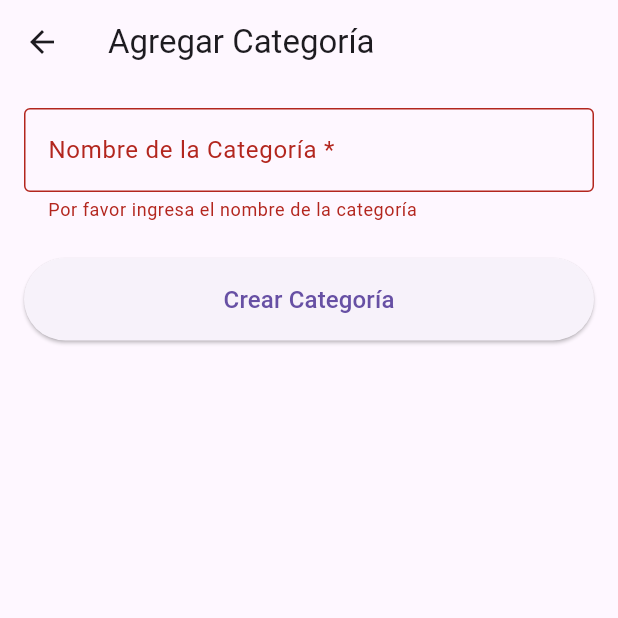
After one commit to jpjaramillov90/local_api_consumption, a Flutter app: the AddCategoryScreen screen opened directly, after a tap on "Crear Categoría", on a phone screen of 412 x 824 dp, the top half of it. The commit adds this screen. Run offline on Flutter 3.47's test engine with Material 3 defaults, Android fonts, the phone set to English and light mode, and no system bars.

Commit message:
add model category and change in products views

```diff
--- a/lib/main.dart
+++ b/lib/main.dart
@@ -1,6 +1,7 @@
 import 'package:flutter/material.dart';
 import 'screens/home_screen.dart';
 import 'screens/product_list_screen.dart';
+import 'screens/category_list_screen.dart';
 
 void main() {
   runApp(const MyApp());
@@ -18,6 +19,7 @@ class MyApp extends StatelessWidget {
       routes: {
         '/': (context) => const HomeScreen(),
         '/products': (context) => const ProductListScreen(),
+        '/categories': (context) => const CategoryListScreen(),
       },
       debugShowCheckedModeBanner: false,
     );
--- /dev/null
+++ b/lib/models/categoria.dart
@@ -0,0 +1,38 @@
+class Categoria {
+  final int idCategoria;
+  final String nombreCategoria;
+
+  Categoria({required this.idCategoria, required this.nombreCategoria});
+
+  factory Categoria.fromJson(Map<String, dynamic> json) {
+    return Categoria(
+      idCategoria: json['idCategoria'] ?? 0,
+      nombreCategoria: json['nombreCategoria'] ?? '',
+    );
+  }
+
+  Map<String, dynamic> toJson() {
+    return {'idCategoria': idCategoria, 'nombreCategoria': nombreCategoria};
+  }
+
+  Categoria copyWith({int? idCategoria, String? nombreCategoria}) {
+    return Categoria(
+      idCategoria: idCategoria ?? this.idCategoria,
+      nombreCategoria: nombreCategoria ?? this.nombreCategoria,
+    );
+  }
+
+  @override
+  String toString() {
+    return nombreCategoria;
+  }
+
+  @override
+  bool operator ==(Object other) {
+    if (identical(this, other)) return true;
+    return other is Categoria && other.idCategoria == idCategoria;
+  }
+
+  @override
+  int get hashCode => idCategoria.hashCode;
+}
--- a/lib/models/producto.dart
+++ b/lib/models/producto.dart
@@ -2,7 +2,8 @@ class Producto {
   final int idProducto;
   final String? codigoBarra;
   final String nombre;
-  final String? categoria;
+  final int? idCategoriaProductos;
+  final String? categoriaNombre;
   final String? marca;
   final double precio;
 
@@ -10,7 +11,8 @@ class Producto {
     required this.idProducto,
     this.codigoBarra,
     required this.nombre,
-    this.categoria,
+    this.idCategoriaProductos,
+    this.categoriaNombre,
     this.marca,
     required this.precio,
   });
@@ -20,7 +22,8 @@ class Producto {
       idProducto: json['IdProducto'] ?? 0,
       codigoBarra: json['CodigoBarra'],
       nombre: json['Nombre'] ?? '',
-      categoria: json['Categoria'],
+      idCategoriaProductos: json['idCategoriaProductos'],
+      categoriaNombre: json['categoriaNombre'],
       marca: json['Marca'],
       precio: double.tryParse(json['Precio']?.toString() ?? '0') ?? 0.0,
     );
@@ -30,7 +33,7 @@ class Producto {
     return {
       'CodigoBarra': codigoBarra,
       'Nombre': nombre,
-      'Categoria': categoria,
+      'idCategoriaProductos': idCategoriaProductos,
       'Marca': marca,
       'Precio': precio,
     };
@@ -40,7 +43,8 @@ class Producto {
     int? idProducto,
     String? codigoBarra,
     String? nombre,
-    String? categoria,
+    int? idCategoriaProductos,
+    String? categoriaNombre,
     String? marca,
     double? precio,
   }) {
@@ -48,7 +52,8 @@ class Producto {
       idProducto: idProducto ?? this.idProducto,
       codigoBarra: codigoBarra ?? this.codigoBarra,
       nombre: nombre ?? this.nombre,
-      categoria: categoria ?? this.categoria,
+      idCategoriaProductos: idCategoriaProductos ?? this.idCategoriaProductos,
+      categoriaNombre: categoriaNombre ?? this.categoriaNombre,
       marca: marca ?? this.marca,
       precio: precio ?? this.precio,
     );
--- /dev/null
+++ b/lib/screens/add_category_screen.dart
@@ -0,0 +1,111 @@
+import 'package:flutter/material.dart';
+import '../models/categoria.dart';
+import '../services/api_service.dart';
+
+class AddCategoryScreen extends StatefulWidget {
+  const AddCategoryScreen({Key? key}) : super(key: key);
+
+  @override
+  _AddCategoryScreenState createState() => _AddCategoryScreenState();
+}
+
+class _AddCategoryScreenState extends State<AddCategoryScreen> {
+  final _formKey = GlobalKey<FormState>();
+  final ApiService _apiService = ApiService();
+  bool _isLoading = false;
+
+  final TextEditingController _nombreController = TextEditingController();
+
+  Future<void> _submitForm() async {
+    if (_formKey.currentState!.validate()) {
+      setState(() {
+        _isLoading = true;
+      });
+
+      try {
+        final nuevaCategoria = Categoria(
+          idCategoria: 0,
+          nombreCategoria: _nombreController.text,
+        );
+
+        await _apiService.createCategoria(nuevaCategoria);
+
+        if (mounted) {
+          ScaffoldMessenger.of(context).showSnackBar(
+            const SnackBar(content: Text('Categoría creada correctamente')),
+          );
+          Navigator.pop(context, true);
+        }
+      } catch (e) {
+        if (mounted) {
+          ScaffoldMessenger.of(context).showSnackBar(
+            SnackBar(content: Text('Error al crear categoría: $e')),
+          );
+        }
+      } finally {
+        if (mounted) {
+          setState(() {
+            _isLoading = false;
+          });
+        }
+      }
+    }
+  }
+
+  @override
+  Widget build(BuildContext context) {
+    return Scaffold(
+      appBar: AppBar(title: const Text('Agregar Categoría')),
+      body: Padding(
+        padding: const EdgeInsets.all(16),
+        child: Form(
+          key: _formKey,
+          child: Column(
+            children: [
+              TextFormField(
+                controller: _nombreController,
+                decoration: const InputDecoration(
+                  labelText: 'Nombre de la Categoría *',
+                  border: OutlineInputBorder(),
+                  hintText: 'Ej: Electrónicos, Ropa, Hogar...',
+                ),
+                validator: (value) {
+                  if (value == null || value.isEmpty) {
+                    return 'Por favor ingresa el nombre de la categoría';
+                  }
+                  if (value.length < 2) {
+                    return 'El nombre debe tener al menos 2 caracteres';
+                  }
+                  return null;
+                },
+              ),
+              const SizedBox(height: 24),
+              _isLoading
+                  ? const Center(child: CircularProgressIndicator())
+                  : ElevatedButton(
+                      onPressed: _submitForm,
+                      style: ElevatedButton.styleFrom(
+                        padding: const EdgeInsets.symmetric(
+                          horizontal: 40,
+                          vertical: 16,
+                        ),
+                        minimumSize: const Size(double.infinity, 50),
+                      ),
+                      child: const Text(
+                        'Crear Categoría',
+                        style: TextStyle(fontSize: 16),
+                      ),
+                    ),
+            ],
+          ),
+        ),
+      ),
+    );
+  }
+
+  @override
+  void dispose() {
+    _nombreController.dispose();
+    super.dispose();
+  }
+}
--- a/lib/widgets/product_card.dart
+++ b/lib/widgets/product_card.dart
@@ -47,8 +47,8 @@ class ProductCard extends StatelessWidget {
               ],
             ),
             const SizedBox(height: 8),
-            if (producto.categoria != null)
-              Text('Categoría: ${producto.categoria}'),
+            if (producto.categoriaNombre != null)
+              Text('Categoría: ${producto.categoriaNombre}'),
             if (producto.marca != null) Text('Marca: ${producto.marca}'),
             if (producto.codigoBarra != null)
               Text('Código: ${producto.codigoBarra}'),
```
Also changed, not shown: lib/screens/add_product_screen.dart (+40 -7 lines), lib/screens/category_list_screen.dart (added, +222 -0 lines), lib/screens/edit_category_screen.dart (added, +122 -0 lines), lib/screens/edit_product_screen.dart (+43 -10 lines), lib/screens/home_screen.dart (+14 -0 lines), lib/services/api_service.dart (+78 -3 lines).
